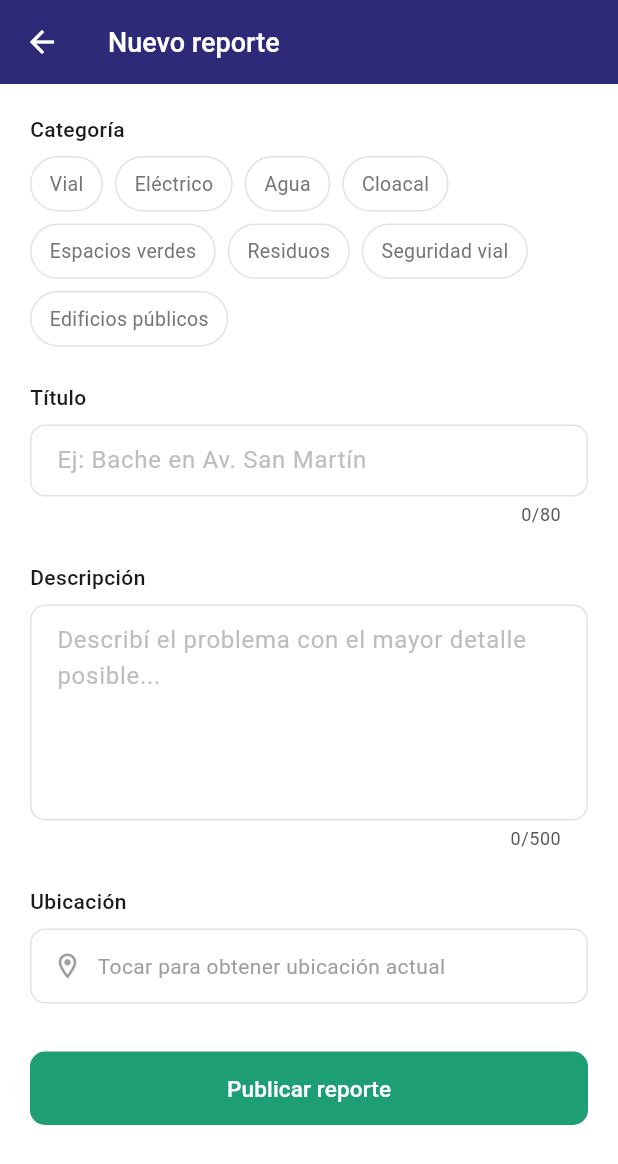
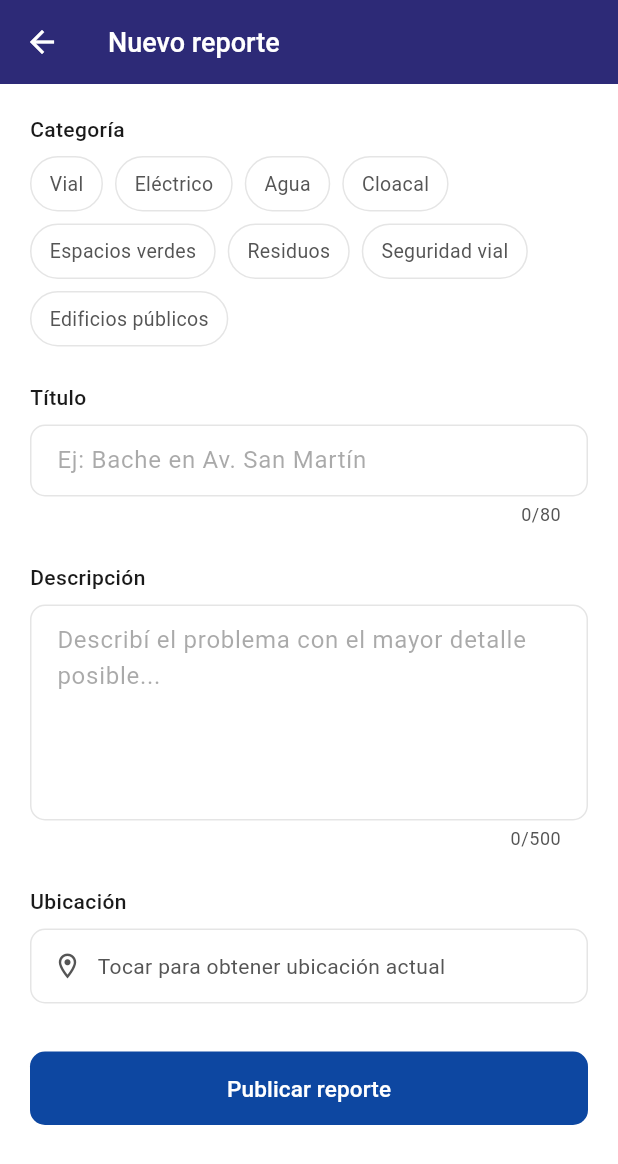
Before and after one commit to vng439/Zona_Data, a Flutter app: the NuevoReporteScreen screen opened directly, on a phone screen of 412 x 824 dp. Shown: the top 1164 px of the screen. Run offline on Flutter 3.47's test engine with Material 3 defaults, Android fonts, the phone set to English and light mode, and no system bars; our stand-ins replace cloud_firestore, firebase_auth, firebase_core, flutter_map, geolocator, latlong2; accounts and stored records are empty; Roboto replaces fonts that are missing (Arial).

Commit message:
Colores UI
Mejorando los colores de las pantallas

```diff
--- a/lib/main.dart
+++ b/lib/main.dart
@@ -27,8 +27,6 @@ class ZonaDataApp extends StatelessWidget {
       useMaterial3: true,
       colorScheme: ColorScheme(
         brightness: Brightness.light,
-
-
           // Azul profundo — Santa Cruz
           primary: Color(0xFF0D47A1),
           onPrimary: Color(0xFFFFFFFF),
--- a/lib/screens/nuevoReporte/nuevo_reporte_screen.dart
+++ b/lib/screens/nuevoReporte/nuevo_reporte_screen.dart
@@ -14,26 +14,17 @@ class NuevoReporteScreen extends StatefulWidget {
 }
 
 class _NuevoReporteScreenState extends State<NuevoReporteScreen> {
-  // _formKey identifica al formulario y permite validarlo
   final _formKey = GlobalKey<FormState>();
-
-  // Controllers capturan el texto que escribe el usuario
   final _tituloController = TextEditingController();
   final _descripcionController = TextEditingController();
-
-  // Categoría seleccionada — empieza en null (sin seleccionar)
   CategoriaReporte? _categoriaSeleccionada;
-
-  // Indica si el formulario se está "enviando" para mostrar un loader
   bool _enviando = false;
-
   double? _latitud;
   double? _longitud;
   bool _obteniendoUbicacion = false;
 
   @override
   void dispose() {
-    // Liberar los controllers cuando se cierra la pantalla
     _tituloController.dispose();
     _descripcionController.dispose();
     super.dispose();
@@ -58,23 +49,23 @@ class _NuevoReporteScreenState extends State<NuevoReporteScreen> {
           child: Column(
             crossAxisAlignment: CrossAxisAlignment.start,
             children: [
-              _buildLabel('Categoría'),
+              _buildLabel(context, 'Categoría'),
               const SizedBox(height: 8),
-              _buildSelectorCategoria(),
+              _buildSelectorCategoria(context),
               const SizedBox(height: 24),
-              _buildLabel('Título'),
+              _buildLabel(context, 'Título'),
               const SizedBox(height: 8),
-              _buildCampoTitulo(),
+              _buildCampoTitulo(context),
               const SizedBox(height: 24),
-              _buildLabel('Descripción'),
+              _buildLabel(context, 'Descripción'),
               const SizedBox(height: 8),
-              _buildCampoDescripcion(),
+              _buildCampoDescripcion(context),
               const SizedBox(height: 24),
-              _buildLabel('Ubicación'),
+              _buildLabel(context, 'Ubicación'),
               const SizedBox(height: 8),
-              _buildSelectorUbicacion(),
+              _buildSelectorUbicacion(context),
               const SizedBox(height: 32),
-              _buildBotonEnviar(),
+              _buildBotonEnviar(context),
             ],
           ),
         ),
@@ -82,21 +73,23 @@ class _NuevoReporteScreenState extends State<NuevoReporteScreen> {
     );
   }
 
-  // Etiqueta de sección reutilizable
-  Widget _buildLabel(String texto) {
+  Widget _buildLabel(BuildContext context, String texto) {
+    final cs = Theme.of(context).colorScheme;
+
     return Text(
       texto,
-      style: const TextStyle(
+      style: TextStyle(
         fontSize: 14,
         fontWeight: FontWeight.w500,
+        color: cs.onSurface,
       ),
     );
   }
 
-  // Grilla de chips para seleccionar categoría
-  Widget _buildSelectorCategoria() {
+  Widget _buildSelectorCategoria(BuildContext context) {
+    final cs = Theme.of(context).colorScheme;
+
     return Wrap(
-      // Wrap acomoda los chips en múltiples filas si no entran en una sola
       spacing: 8,
       runSpacing: 8,
       children: CategoriaReporte.values.map((categoria) {
@@ -108,7 +101,6 @@ class _NuevoReporteScreenState extends State<NuevoReporteScreen> {
             });
           },
           child: AnimatedContainer(
-            // AnimatedContainer hace la transición de colores suavemente
             duration: const Duration(milliseconds: 150),
             padding: const EdgeInsets.symmetric(horizontal: 12, vertical: 8),
             decoration: BoxDecoration(
@@ -119,18 +111,17 @@ class _NuevoReporteScreenState extends State<NuevoReporteScreen> {
               border: Border.all(
                 color: seleccionada
                     ? colorTextoCategoria(categoria).withValues(alpha: 0.4)
-                    : Colors.grey.withValues(alpha: 0.3),
+                    : cs.outlineVariant,
               ),
             ),
             child: Text(
               labelCategoria(categoria),
               style: TextStyle(
                 fontSize: 13,
-                fontWeight:
-                    seleccionada ? FontWeight.w500 : FontWeight.normal,
+                fontWeight: seleccionada ? FontWeight.w500 : FontWeight.normal,
                 color: seleccionada
                     ? colorTextoCategoria(categoria)
-                    : Colors.grey[600],
+                    : cs.onSurfaceVariant,
               ),
             ),
           ),
@@ -139,67 +130,70 @@ class _NuevoReporteScreenState extends State<NuevoReporteScreen> {
     );
   }
 
-  Widget _buildCampoTitulo() {
+  Widget _buildCampoTitulo(BuildContext context) {
+    final cs = Theme.of(context).colorScheme;
+
     return TextFormField(
       controller: _tituloController,
       decoration: InputDecoration(
         hintText: 'Ej: Bache en Av. San Martín',
-        hintStyle: TextStyle(color: Colors.grey[400]),
+        hintStyle: TextStyle(color: cs.onSurfaceVariant.withValues(alpha: 0.5)),
         border: OutlineInputBorder(
           borderRadius: BorderRadius.circular(10),
-          borderSide: BorderSide(color: Colors.grey.withValues(alpha: 0.3)),
+          borderSide: BorderSide(color: cs.outline),
         ),
         enabledBorder: OutlineInputBorder(
           borderRadius: BorderRadius.circular(10),
-          borderSide: BorderSide(color: Colors.grey.withValues(alpha: 0.3)),
+          borderSide: BorderSide(color: cs.outlineVariant),
         ),
         focusedBorder: OutlineInputBorder(
           borderRadius: BorderRadius.circular(10),
-          borderSide: const BorderSide(color: Color(0xFF1D9E75)),
+          borderSide: BorderSide(color: cs.primary),
         ),
         contentPadding: const EdgeInsets.symmetric(
           horizontal: 14,
           vertical: 12,
         ),
       ),
-      maxLength: 80, // límite de caracteres para el título
+      maxLength: 80,
       validator: (valor) {
-        // validator se ejecuta cuando se intenta enviar el formulario
         if (valor == null || valor.trim().isEmpty) {
           return 'El título no puede estar vacío';
         }
         if (valor.trim().length < 10) {
           return 'El título debe tener al menos 10 caracteres';
         }
-        return null; // null significa que es válido
+        return null;
       },
     );
   }
 
-  Widget _buildCampoDescripcion() {
+  Widget _buildCampoDescripcion(BuildContext context) {
+    final cs = Theme.of(context).colorScheme;
+
     return TextFormField(
       controller: _descripcionController,
       decoration: InputDecoration(
         hintText: 'Describí el problema con el mayor detalle posible...',
-        hintStyle: TextStyle(color: Colors.grey[400]),
+        hintStyle: TextStyle(color: cs.onSurfaceVariant.withValues(alpha: 0.5)),
         border: OutlineInputBorder(
           borderRadius: BorderRadius.circular(10),
-          borderSide: BorderSide(color: Colors.grey.withValues(alpha: 0.3)),
+          borderSide: BorderSide(color: cs.outline),
         ),
         enabledBorder: OutlineInputBorder(
           borderRadius: BorderRadius.circular(10),
-          borderSide: BorderSide(color: Colors.grey.withValues(alpha: 0.3)),
+          borderSide: BorderSide(color: cs.outlineVariant),
         ),
         focusedBorder: OutlineInputBorder(
           borderRadius: BorderRadius.circular(10),
-          borderSide: const BorderSide(color: Color(0xFF1D9E75)),
+          borderSide: BorderSide(color: cs.primary),
         ),
         contentPadding: const EdgeInsets.symmetric(
           horizontal: 14,
           vertical: 12,
         ),
       ),
-      maxLines: 5,    // campo de texto alto para descripción
+      maxLines: 5,
       maxLength: 500,
       validator: (valor) {
         if (valor == null || valor.trim().isEmpty) {
@@ -213,25 +207,28 @@ class _NuevoReporteScreenState extends State<NuevoReporteScreen> {
     );
   }
 
-  Widget _buildBotonEnviar() {
+  Widget _buildBotonEnviar(BuildContext context) {
+    final cs = Theme.of(context).colorScheme;
+
     return SizedBox(
       width: double.infinity,
       child: FilledButton(
         onPressed: _enviando ? null : _enviarFormulario,
         style: FilledButton.styleFrom(
-          backgroundColor: const Color(0xFF1D9E75),
+          backgroundColor: cs.primary,
+          foregroundColor: cs.onPrimary,
           padding: const EdgeInsets.symmetric(vertical: 14),
           shape: RoundedRectangleBorder(
             borderRadius: BorderRadius.circular(10),
           ),
         ),
         child: _enviando
-            ? const SizedBox(
+            ? SizedBox(
                 height: 20,
                 width: 20,
                 child: CircularProgressIndicator(
                   strokeWidth: 2,
-                  color: Colors.white,
+                  color: cs.onPrimary,
                 ),
               )
             : const Text(
@@ -265,16 +262,16 @@ class _NuevoReporteScreenState extends State<NuevoReporteScreen> {
     setState(() => _obteniendoUbicacion = false);
   }
 
-  Widget _buildSelectorUbicacion() {
+  Widget _buildSelectorUbicacion(BuildContext context) {
+    final cs = Theme.of(context).colorScheme;
+
     return GestureDetector(
       onTap: _obteniendoUbicacion ? null : _obtenerUbicacion,
       child: Container(
         padding: const EdgeInsets.all(14),
         decoration: BoxDecoration(
           border: Border.all(
-          color: _latitud != null
-              ? const Color(0xFF1D9E75)
-              : Colors.grey.withValues(alpha: 0.3),
+            color: _latitud != null ? cs.primary : cs.outlineVariant,
           ),
           borderRadius: BorderRadius.circular(10),
         ),
@@ -284,34 +281,33 @@ class _NuevoReporteScreenState extends State<NuevoReporteScreen> {
               _latitud != null
                   ? Icons.location_on
                   : Icons.location_on_outlined,
-            color: _latitud != null
-                ? const Color(0xFF1D9E75)
-                : Colors.grey[500],
+              color: _latitud != null ? cs.primary : cs.onSurfaceVariant,
               size: 20,
             ),
             const SizedBox(width: 10),
             Expanded(
               child: _obteniendoUbicacion
-                ? const Text('Obteniendo ubicación...')
+                  ? Text(
+                      'Obteniendo ubicación...',
+                      style: TextStyle(color: cs.onSurfaceVariant, fontSize: 14),
+                    )
                   : Text(
                       _latitud != null
                           ? 'Ubicación obtenida correctamente'
                           : 'Tocar para obtener ubicación actual',
                       style: TextStyle(
-                      color: _latitud != null
-                          ? const Color(0xFF1D9E75)
-                          : Colors.grey[500],
+                        color: _latitud != null ? cs.primary : cs.onSurfaceVariant,
                         fontSize: 14,
                       ),
                     ),
             ),
             if (_obteniendoUbicacion)
-            const SizedBox(
+              SizedBox(
                 width: 16,
                 height: 16,
                 child: CircularProgressIndicator(
                   strokeWidth: 2,
-                color: Color(0xFF1D9E75),
+                  color: cs.primary,
                 ),
               ),
           ],
@@ -330,7 +326,6 @@ class _NuevoReporteScreenState extends State<NuevoReporteScreen> {
 
     if (!_formKey.currentState!.validate()) return;
 
-  // Verificamos que haya un usuario autenticado
     final usuario = FirebaseAuth.instance.currentUser;
     if (usuario == null) {
       ScaffoldMessenger.of(context).showSnackBar(
```
Also changed, not shown: lib/screens/auth/login_screen.dart (+53 -44 lines), lib/screens/auth/registro_screen.dart (+32 -24 lines), lib/screens/detalle/detalle_screen.dart (+49 -46 lines), lib/screens/perfil/perfil_screen.dart (+24 -19 lines). Lines whose indentation alone changed are shown as unchanged.
